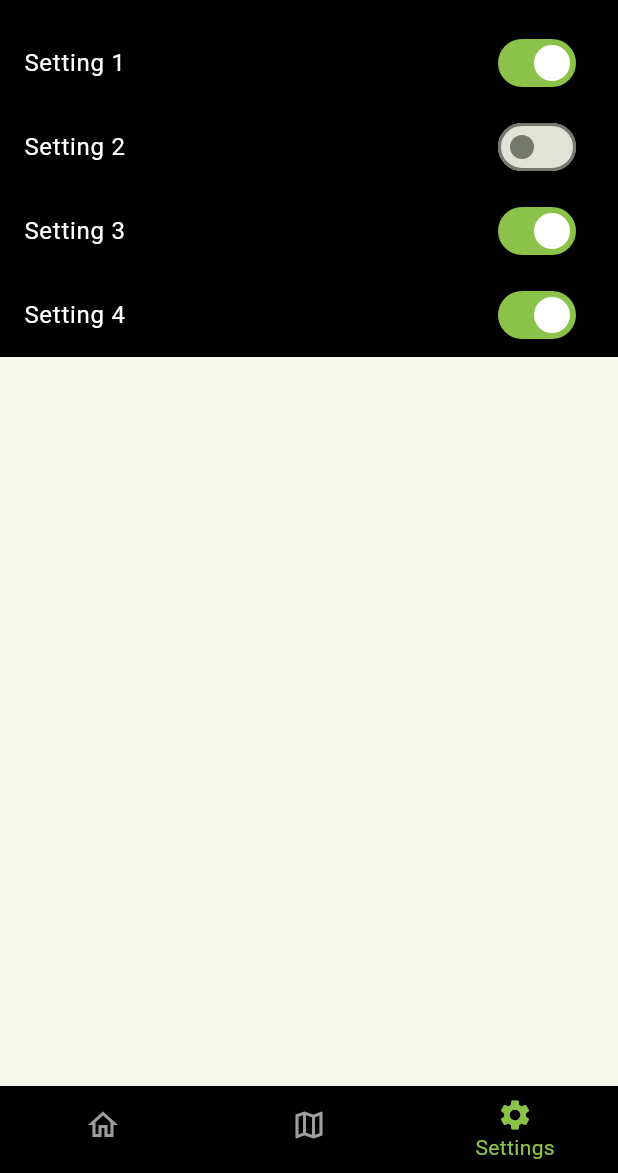
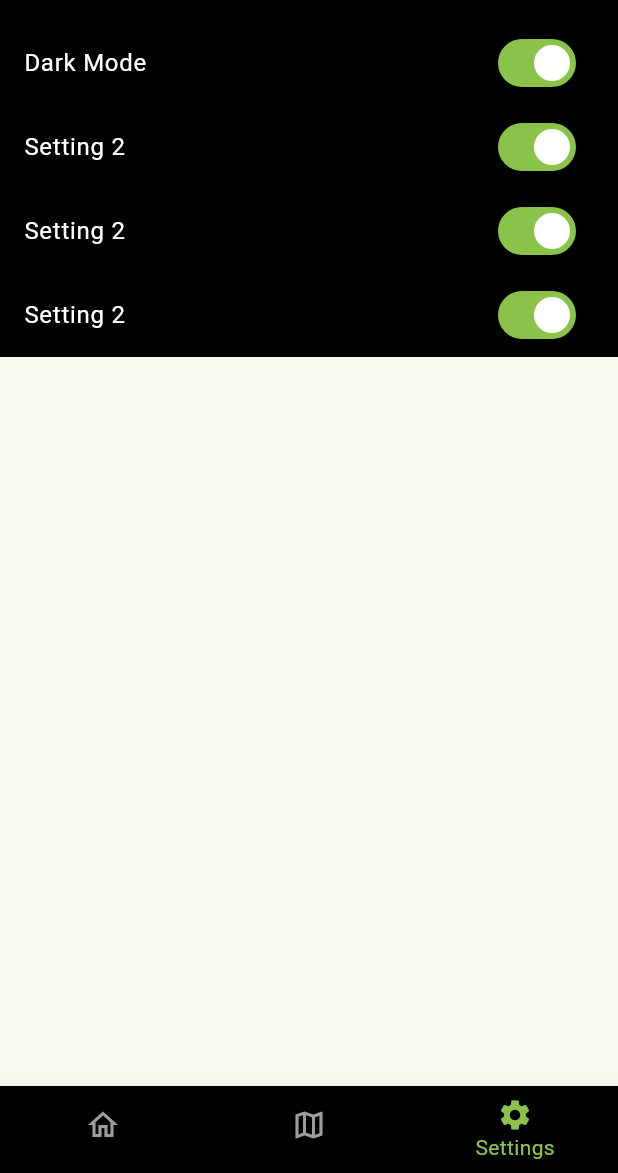
Before and after one commit to Kaiirros/Can-of-Beans, a Flutter app: the screen it shows after launch, item 3 of the bottom bar chosen, after a tap on "Setting 2", on a phone screen of 412 x 824 dp, the part 63-1236 px from its top. Run offline on Flutter 3.47's test engine with Material 3 defaults, Android fonts, the phone set to English and light mode, and no system bars; our stand-ins replace cached_network_image, geolocator; missing offline and left inert: baseflow_plugin_template, latlng, map; key blocks and very long unbroken strings in the code were emptied for the run.

Commit message:
Added container placeholder for album covers in music map modal and added a janky dark mode toggle

```diff
--- a/lib/src/components/bottom_navbar.dart
+++ b/lib/src/components/bottom_navbar.dart
@@ -2,10 +2,16 @@ import 'package:final_project/src/pages/home_page.dart';
 import 'package:final_project/src/pages/map_page.dart';
 import 'package:final_project/src/pages/settings_page.dart';
 import 'package:flutter/material.dart';
+import 'dart:developer' as developer;
 
 
 class NavigationBarApp extends StatelessWidget {
   const NavigationBarApp({super.key});
+
+  //DARK MODE TOGGLE BOOLEAN
+  static var darkMode = false;
+
+
 
   @override
   Widget build(BuildContext context) {
@@ -16,9 +22,8 @@ class NavigationBarApp extends StatelessWidget {
               seedColor: Colors.lightGreen,
               primary: Colors.lightGreen,
               secondary: Colors.black,
-          background: const Color.fromARGB(255, 38, 38, 38),
+              background: const Color.fromARGB(255, 36, 36, 36),
               tertiary: Colors.grey,
-
               ),
             ),
           home: const NavigationExample(),
@@ -31,14 +36,15 @@ class NavigationExample extends StatefulWidget {
 
   @override
   // ignore: library_private_types_in_public_api
-  _NavigationExampleState createState() => _NavigationExampleState();
+  NavigationExampleState createState() => NavigationExampleState();
 }
 
-class _NavigationExampleState extends State<NavigationExample> {
+class NavigationExampleState extends State<NavigationExample> {
 
   late int _selectedPageIndex;
   late List<Widget>_pages;
   late PageController _pageController;
+  bool darkMode = false;
 
   @override
   void initState(){
@@ -46,9 +52,9 @@ class _NavigationExampleState extends State<NavigationExample> {
 
     _selectedPageIndex = 0;
     _pages = [
-      HomePage(),
+      HomePage(getTheme),
       const MapPage(),
-      SettingsPage()
+      SettingsPage(toDarkMode),
     ];
 
     _pageController = PageController(initialPage: _selectedPageIndex);
@@ -60,13 +66,27 @@ class _NavigationExampleState extends State<NavigationExample> {
     super.dispose();
   }
 
+
+  void toDarkMode(){
+    setState(() {
+      developer.log("state");
+      darkMode = !darkMode;
+    });
+  }
+
+
+  bool getTheme(){
+    return darkMode;
+  }
+
+
   @override
   Widget build(BuildContext context) {
     return Scaffold(
-      backgroundColor: Colors.black,
+      backgroundColor: (darkMode ?  Colors.black : Colors.white),
       appBar: AppBar(
-        backgroundColor: Colors.black,
-        title: const Text('Spotify Maps', style: TextStyle(color: Colors.white)),
+        backgroundColor: (darkMode ?  Colors.black : Colors.white),
+        title: darkMode ? const Text('Spotify Maps', style: TextStyle(color: Colors.white)) : const Text('Spotify Maps', style: TextStyle(color: Colors.black)),
       ),
       body: PageView(
         controller: _pageController,
@@ -91,7 +111,7 @@ class _NavigationExampleState extends State<NavigationExample> {
             label: 'Settings',
           ),
         ],
-        backgroundColor: Colors.black,
+        backgroundColor: (darkMode ?  Colors.black : Colors.white),
         selectedItemColor: Colors.lightGreen,
         unselectedItemColor: Colors.grey,
         showSelectedLabels: true,
--- a/lib/src/pages/home_page.dart
+++ b/lib/src/pages/home_page.dart
@@ -6,28 +6,31 @@ import 'dart:developer' as developer;
 
 // ignore: use_key_in_widget_constructors
 class HomePage extends StatefulWidget {
+  const HomePage(this.darkMode, {super.key});
+  final Function darkMode;
+
 
   @override
   // ignore: library_private_types_in_public_api
   HomeState createState() => HomeState();
 
 }
-
-
 class HomeState extends State<HomePage> with AutomaticKeepAliveClientMixin<HomePage>{
-
   static double long = 0;
   static double lat = 0;
+  bool theme = false;
 
   @override
   void initState(){
     super.initState();
     setCoords();
   }
+
+
   Widget build(BuildContext context) {
     super.build(context);
     return Scaffold(
-      backgroundColor: Theme.of(context).colorScheme.background,
+      backgroundColor: theme? const Color.fromARGB(255, 36, 36, 36) : const Color.fromARGB(255, 188, 188, 188),
       body: Center(
           child: Text("lat: $lat, long: $long", style: const TextStyle( color: Colors.white)),
         ),
--- a/lib/src/pages/settings_page.dart
+++ b/lib/src/pages/settings_page.dart
@@ -1,20 +1,26 @@
 
+import 'package:final_project/src/components/bottom_navbar.dart';
 import 'package:flutter/material.dart';
+
+import 'dart:developer' as developer;
+
 
 // ignore: use_key_in_widget_constructors
 class SettingsPage extends StatefulWidget {
+    const SettingsPage(this.toDarkMode);
+    final VoidCallback toDarkMode;
+
   @override
   // ignore: library_private_types_in_public_api
-  _SettingsState createState() => _SettingsState();
+  SettingsState createState() => SettingsState();
 }
 
-class _SettingsState extends State<SettingsPage> with AutomaticKeepAliveClientMixin<SettingsPage>{
+class SettingsState extends State<SettingsPage> with AutomaticKeepAliveClientMixin<SettingsPage>{
 
-  bool setting1 = true;
+  static bool darkMode = false;
   bool setting2 = true;
   bool setting3 = true;
   bool setting4 = true;
-
 
   @override
   Widget build(BuildContext context) {
@@ -23,18 +29,20 @@ class _SettingsState extends State<SettingsPage> with AutomaticKeepAliveClientMi
       body: ListView(
         children: <Widget>[
           SwitchListTile(
-            tileColor: Theme.of(context).colorScheme.secondary,
-            title: const Text('Setting 1', style: TextStyle(color: Colors.white)),
-            value: setting1,
-            onChanged:(bool? value) {
+            tileColor: (darkMode ? Colors.black : Colors.white),
+            title: (darkMode ? const Text('Dark Mode', style: TextStyle(color: Colors.white)) : const Text('Setting 2', style: TextStyle(color: Colors.black))),
+            value: darkMode,
+            onChanged:(bool value) {
               setState(() {
-                setting1 = value!;
+                developer.log("entered state");
+                  widget.toDarkMode();
+                  darkMode = !darkMode;
               });
              },
           ),
           SwitchListTile(
-            tileColor: Theme.of(context).colorScheme.secondary,
-            title: const Text('Setting 2', style: TextStyle(color: Colors.white)),
+            tileColor: (darkMode ? Colors.black : Colors.white),
+            title: (darkMode ? const Text('Setting 2', style: TextStyle(color: Colors.white)) : const Text('Setting 2', style: TextStyle(color: Colors.black))),
             value: setting2,
             onChanged:(bool? value) {
               setState(() {
@@ -43,8 +51,8 @@ class _SettingsState extends State<SettingsPage> with AutomaticKeepAliveClientMi
              },
           ),
           SwitchListTile(
-            tileColor: Theme.of(context).colorScheme.secondary,
-            title: const Text('Setting 3', style: TextStyle(color: Colors.white)),
+            tileColor: (darkMode ? Colors.black : Colors.white),
+            title: (darkMode ? const Text('Setting 2', style: TextStyle(color: Colors.white)) : const Text('Setting 2', style: TextStyle(color: Colors.black))),
             value: setting3,
             onChanged:(bool? value) {
               setState(() {
@@ -53,8 +61,8 @@ class _SettingsState extends State<SettingsPage> with AutomaticKeepAliveClientMi
              },
           ),
           SwitchListTile(
-            tileColor: Theme.of(context).colorScheme.secondary,
-            title: const Text('Setting 4', style: TextStyle(color: Colors.white)),
+            tileColor: (darkMode ? Colors.black : Colors.white),
+            title: (darkMode ? const Text('Setting 2', style: TextStyle(color: Colors.white)) : const Text('Setting 2', style: TextStyle(color: Colors.black))),
             value: setting4,
             onChanged:(bool? value) {
               setState(() {
```
Also changed, not shown: lib/src/pages/map_page.dart (+10 -9 lines). Lines whose indentation alone changed are shown as unchanged.
